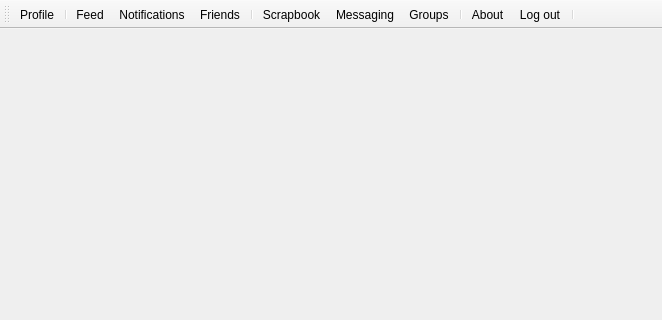
Huy-Nguyen-HCI/RocketBook, file gui/mainwindow.ui: the form before one commit; both pictures show x 0 to 662 and y 0 to 320 of the 662 by 490 pixel window.
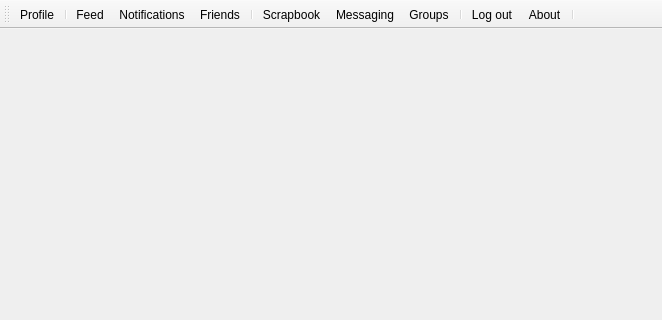
The form after the commit. Icons and pictures are not drawn.

Commit message: Update positioning of button!

The edit to the form file:
```diff
--- a/gui/mainwindow.ui
+++ b/gui/mainwindow.ui
@@ -49,8 +49,8 @@
    <addaction name="actionMessaging"/>
    <addaction name="actionGroups"/>
    <addaction name="separator"/>
-   <addaction name="actionAbout_Rocketbook"/>
    <addaction name="actionLog_out"/>
+   <addaction name="actionAbout_Rocketbook"/>
    <addaction name="separator"/>
   </widget>
   <action name="actionFeed">
```
